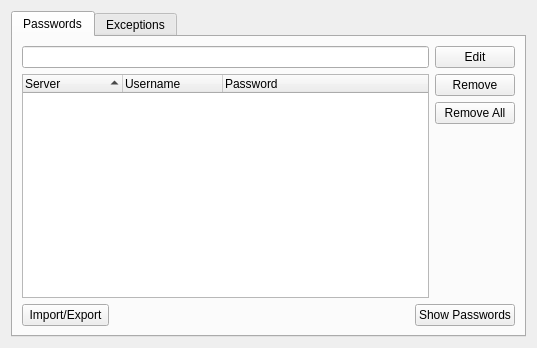
QupZilla/qupzilla, file src/lib/preferences/autofillmanager.ui: the form before one commit.
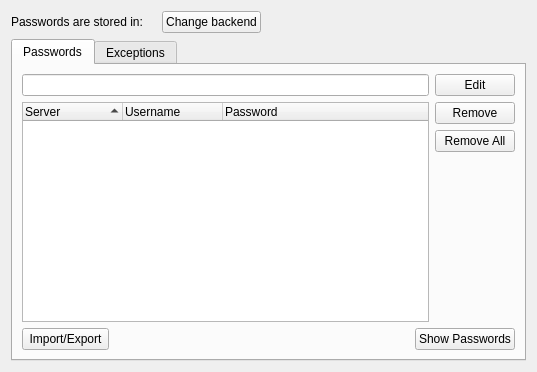
The form after the commit. Custom widgets are drawn as their Qt base class.

Commit message: [PasswordBackends] Added possibility to change backends in preferences.

Patch:
```diff
--- a/src/lib/preferences/autofillmanager.ui
+++ b/src/lib/preferences/autofillmanager.ui
@@ -7,10 +7,50 @@
     <x>0</x>
     <y>0</y>
     <width>537</width>
-    <height>348</height>
+    <height>372</height>
    </rect>
   </property>
   <layout class="QVBoxLayout" name="verticalLayout_3">
+   <item>
+    <layout class="QHBoxLayout" name="horizontalLayout">
+     <item>
+      <widget class="QLabel" name="label">
+       <property name="sizePolicy">
+        <sizepolicy hsizetype="Fixed" vsizetype="Preferred">
+         <horstretch>0</horstretch>
+         <verstretch>0</verstretch>
+        </sizepolicy>
+       </property>
+       <property name="text">
+        <string>Passwords are stored in:</string>
+       </property>
+      </widget>
+     </item>
+     <item>
+      <widget class="QLabel" name="currentBackend"/>
+     </item>
+     <item>
+      <widget class="QPushButton" name="changeBackend">
+       <property name="text">
+        <string>Change backend</string>
+       </property>
+      </widget>
+     </item>
+     <item>
+      <spacer name="horizontalSpacer_2">
+       <property name="orientation">
+        <enum>Qt::Horizontal</enum>
+       </property>
+       <property name="sizeHint" stdset="0">
+        <size>
+         <width>40</width>
+         <height>20</height>
+        </size>
+       </property>
+      </spacer>
+     </item>
+    </layout>
+   </item>
    <item>
     <widget class="QTabWidget" name="tabWidget">
      <property name="focusPolicy">
```
The commit also changes 9 other files.
